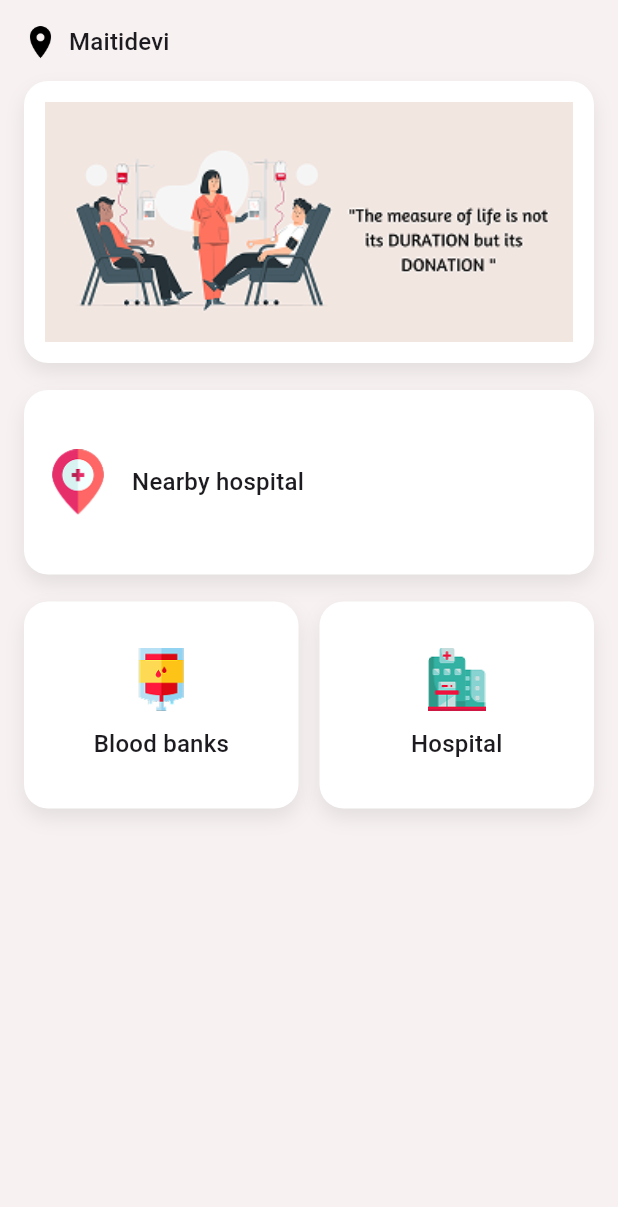
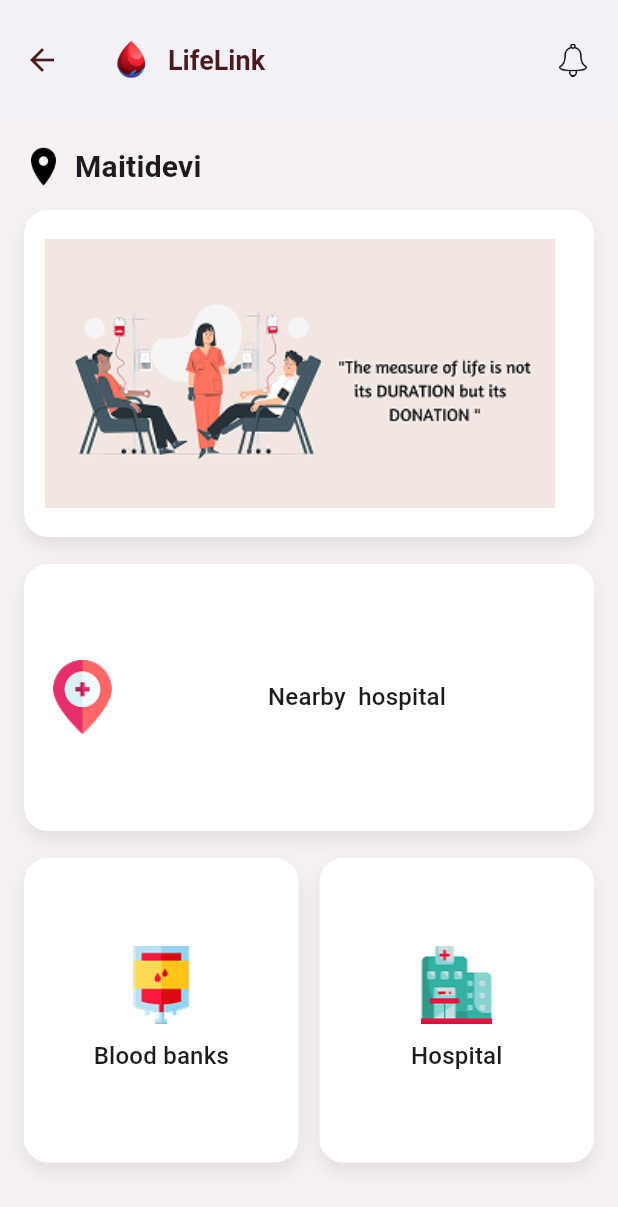
Before and after one commit to Unika1/lifelink, a Flutter app: the HomeScreen screen opened directly, on a phone screen of 412 x 824 dp. Shown: the top 1207 px of the screen. Run offline on Flutter 3.47's test engine with Material 3 defaults, Android fonts, the phone set to English and light mode, and no system bars.

Commit message:
UI updated and Screens Added

```diff
--- a/lib/screens/bottom_screen/home_screen.dart
+++ b/lib/screens/bottom_screen/home_screen.dart
@@ -6,10 +6,49 @@ class HomeScreen extends StatelessWidget {
   @override
   Widget build(BuildContext context) {
     return Scaffold(
+      appBar: AppBar(
+        toolbarHeight: 80,
+        elevation: 3,
+        backgroundColor: Colors.white,
+        title: Center(
+          child: Row(
+            children: [
+              Image.asset(
+                'assets/images/LifeLink-removebg-preview.png',
+                width: 30,
+                height: 30,
+              ),
+              const SizedBox(width: 10),
+              Text(
+                "LifeLink",
+                style: Theme.of(context).appBarTheme.titleTextStyle,
+              ),
+            ],
+          ),
+        ),
+        actions: [
+          IconButton(
+            onPressed: () {
+              debugPrint("Notification clicked");
+            },
+            icon: Image.asset(
+              'assets/icons/notification.png',
+              width: 22,
+              height: 22,
+            ),
+          ),
+          const SizedBox(width: 6),
+        ],
+      ),
       body: SafeArea(
         child: SizedBox.expand(
-          child: SingleChildScrollView(
+          child: LayoutBuilder(
+            builder: (context, constraints) {
+              return SingleChildScrollView(
                 padding: const EdgeInsets.all(16),
+                child: ConstrainedBox(
+                  constraints: BoxConstraints(minHeight: constraints.maxHeight),
+                  child: IntrinsicHeight(
                     child: Column(
                       crossAxisAlignment: CrossAxisAlignment.start,
                       children: [
@@ -17,46 +56,62 @@ class HomeScreen extends StatelessWidget {
                           children: [
                             Image.asset(
                               'assets/icons/location.png',
-                    width: 22,
-                    height: 22,
+                              width: 26,
+                              height: 26,
                             ),
                             const SizedBox(width: 8),
                             Text(
                               "Maitidevi",
-                      style: Theme.of(context).textTheme.titleMedium,
+                              style: Theme.of(context).textTheme.titleMedium?.copyWith(
+                                fontSize: 20,
+                                fontWeight: FontWeight.w600,
+                              ),
                             ),
                           ],
                         ),
                         const SizedBox(height: 14),
                         card(
-                  child: Container(
-                    height: 160,
-                    width: double.infinity,
-                    decoration: const BoxDecoration(
-                      image: DecorationImage(
-                        image: AssetImage('assets/images/measureoflife.png'),
-                        fit: BoxFit.cover,
+                          child: SizedBox(
+                            height: 190,
+                            child: Row(
+                              children: [
+                                Expanded(
+                                  flex: 3,
+                                  child: Image.asset(
+                                    'assets/images/measureoflife.png',
+                                    fit: BoxFit.contain,
                                   ),
+                                ),
+                                const SizedBox(width: 12),
+                              ],
                             ),
                           ),
                         ),
                         const SizedBox(height: 18),
                         GestureDetector(
-                  onTap: () {},
+                          onTap: () {
+                            debugPrint("Nearby hospital clicked");
+                          },
                           child: card(
                             child: SizedBox(
-                      height: 95,
+                              height: 150,
                               child: Row(
                                 children: [
                                   Image.asset(
                                     'assets/images/blood-drop.png',
-                            width: 44,
-                            height: 44,
+                                    width: 50,
+                                    height: 50,
                                   ),
                                   const SizedBox(width: 14),
-                          Text(
-                            "Nearby hospital",
-                            style: Theme.of(context).textTheme.titleMedium,
+                                  Expanded(
+                                    child: Center(
+                                      child: Text(
+                                        "Nearby  hospital",
+                                        style: Theme.of(context)
+                                            .textTheme
+                                            .titleMedium,
+                                      ),
+                                    ),
                                   ),
                                 ],
                               ),
@@ -68,22 +123,27 @@ class HomeScreen extends StatelessWidget {
                           children: [
                             Expanded(
                               child: GestureDetector(
-                        onTap: () {},
+                                onTap: () {
+                                  debugPrint("Blood banks clicked");
+                                },
                                 child: card(
                                   child: SizedBox(
-                            height: 110,
+                                    height: 175,
                                     child: Column(
-                              mainAxisAlignment: MainAxisAlignment.center,
+                                      mainAxisAlignment:
+                                          MainAxisAlignment.center,
                                       children: [
                                         Image.asset(
                                           'assets/images/blood-transfusion.png',
-                                  width: 42,
-                                  height: 42,
+                                          width: 52,
+                                          height: 52,
                                         ),
                                         const SizedBox(height: 10),
                                         Text(
                                           "Blood banks",
-                                  style: Theme.of(context).textTheme.titleMedium,
+                                          style: Theme.of(context)
+                                              .textTheme
+                                              .titleMedium,
                                         ),
                                       ],
                                     ),
@@ -94,22 +154,27 @@ class HomeScreen extends StatelessWidget {
                             const SizedBox(width: 14),
                             Expanded(
                               child: GestureDetector(
-                        onTap: () {},
+                                onTap: () {
+                                  debugPrint("Hospital clicked");
+                                },
                                 child: card(
                                   child: SizedBox(
-                            height: 110,
+                                    height: 175,
                                     child: Column(
-                              mainAxisAlignment: MainAxisAlignment.center,
+                                      mainAxisAlignment:
+                                          MainAxisAlignment.center,
                                       children: [
                                         Image.asset(
                                           'assets/images/hospital.png',
-                                  width: 42,
-                                  height: 42,
+                                          width: 52,
+                                          height: 52,
                                         ),
                                         const SizedBox(height: 10),
                                         Text(
                                           "Hospital",
-                                  style: Theme.of(context).textTheme.titleMedium,
+                                          style: Theme.of(context)
+                                              .textTheme
+                                              .titleMedium,
                                         ),
                                       ],
                                     ),
@@ -121,6 +186,10 @@ class HomeScreen extends StatelessWidget {
                         ),
                       ],
                     ),
+                  ),
+                ),
+              );
+            },
           ),
         ),
       ),
--- a/lib/screens/bottom_screen/request_screen.dart
+++ b/lib/screens/bottom_screen/request_screen.dart
@@ -10,6 +10,10 @@ class RequestScreen extends StatefulWidget {
 class _RequestScreenState extends State<RequestScreen> {
   @override
   Widget build(BuildContext context) {
-    return const Placeholder();
+    return SizedBox.expand(
+      child: Center(
+        child:Text("Welcome to the Request Screen ")
+        ),
+    );
   }
 }
```
Also changed, not shown: assets/images/LifeLink-removebg-preview.png (added), assets/images/LifeLink1.png (deleted). Lines whose indentation alone changed are shown as unchanged.
